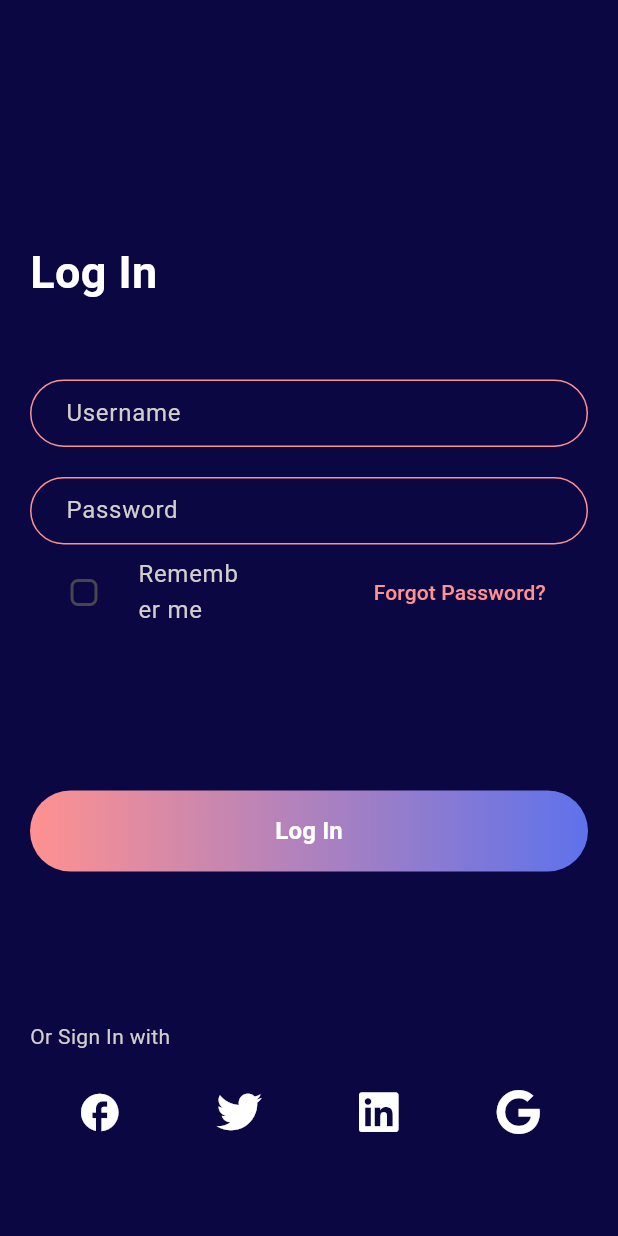
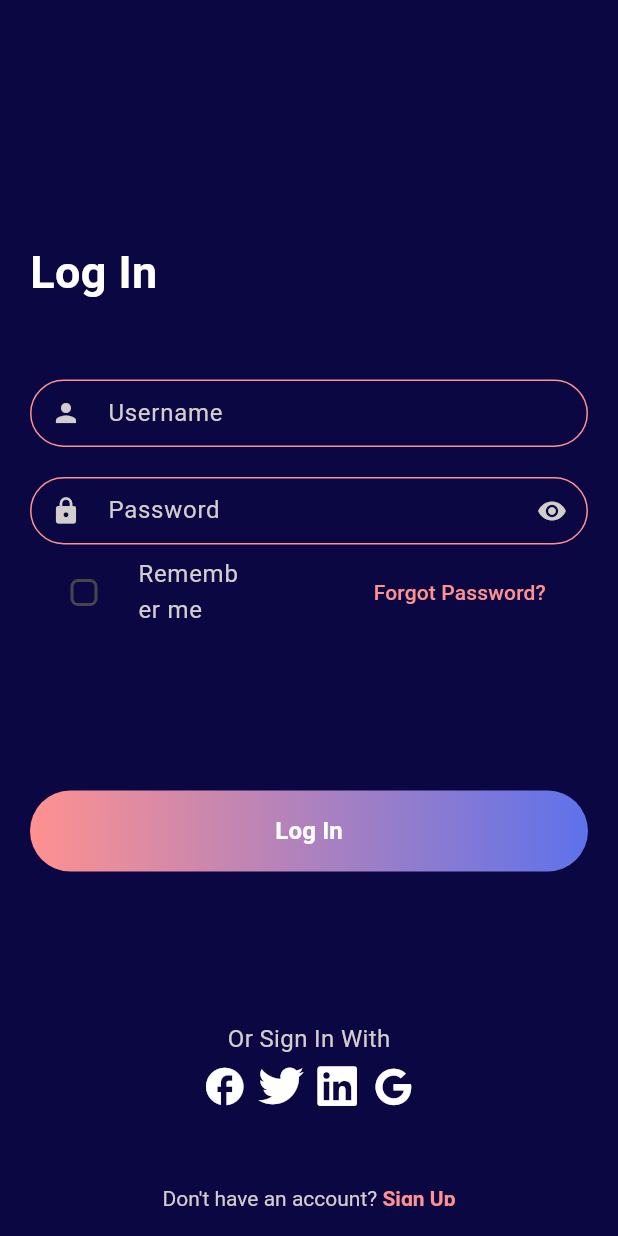
Before and after one commit to ZigaLarissa/money_management_app, a Flutter app: the screen it shows after launch, on a phone screen of 412 x 824 dp. Run offline on Flutter 3.47's test engine with Material 3 defaults, Android fonts, the phone set to English and light mode, and no system bars; drawn by our look-alikes of getwidget; our stand-ins replace flutter_social_button, font_awesome_flutter.

Commit message:
Socials alignements, textfield icons, and password visibility

```diff
--- a/cashapp/lib/screens/siginin.dart
+++ b/cashapp/lib/screens/siginin.dart
@@ -12,6 +12,14 @@ class SignIn extends StatefulWidget {
 }
 
 class _SignInState extends State<SignIn> {
+  bool passwordVisible = false;
+
+  @override
+  void initState() {
+    super.initState();
+    passwordVisible = true;
+  }
+
   @override
   Widget build(BuildContext context) {
     return Scaffold(
@@ -42,6 +50,11 @@ class _SignInState extends State<SignIn> {
                           color: Color(0xFFD2CECE), fontSize: 14),
                       decoration: const InputDecoration(
                         labelText: 'Username',
+                        prefixIcon: Icon(
+                          Icons.person,
+                          color: Color(0xFFD2CECE),
+                          size: 20,
+                        ),
                         labelStyle: TextStyle(color: Color(0xFFD2CECE)),
                         focusedBorder: OutlineInputBorder(
                           borderRadius: BorderRadius.all(Radius.circular(50)),
@@ -58,22 +71,42 @@ class _SignInState extends State<SignIn> {
                     ),
                     const SizedBox(height: 20),
                     TextFormField(
+                      obscureText: passwordVisible,
                       style: const TextStyle(
                           color: Color(0xFFD2CECE), fontSize: 14),
-                      decoration: const InputDecoration(
+                      decoration: InputDecoration(
                         labelText: 'Password',
-                        labelStyle: TextStyle(color: Color(0xFFD2CECE)),
-                        focusedBorder: OutlineInputBorder(
+                        prefixIcon: const Icon(
+                          Icons.lock,
+                          color: Color(0xFFD2CECE),
+                          size: 20,
+                        ),
+                        labelStyle: const TextStyle(color: Color(0xFFD2CECE)),
+                        suffixIcon: IconButton(
+                          icon: Icon(
+                            passwordVisible
+                                ? Icons.visibility
+                                : Icons.visibility_off,
+                            color: const Color(0xFFD2CECE),
+                            size: 20,
+                          ),
+                          onPressed: () {
+                            setState(() {
+                              passwordVisible = !passwordVisible;
+                            });
+                          },
+                        ),
+                        focusedBorder: const OutlineInputBorder(
                           borderRadius: BorderRadius.all(Radius.circular(50)),
                           borderSide: BorderSide(color: Colors.white, width: 2),
                         ),
-                        enabledBorder: OutlineInputBorder(
+                        enabledBorder: const OutlineInputBorder(
                           borderRadius: BorderRadius.all(Radius.circular(50)),
                           borderSide: BorderSide(color: Color(0xFFFF9190)),
                         ),
-                        contentPadding: EdgeInsets.only(left: 20),
+                        contentPadding: const EdgeInsets.only(left: 20),
                         constraints:
-                            BoxConstraints(maxHeight: 45, minHeight: 45),
+                            const BoxConstraints(maxHeight: 45, minHeight: 45),
                       ),
                     ),
                     //const SizedBox(height: 10),
@@ -143,15 +176,22 @@ class _SignInState extends State<SignIn> {
                 ),
               ),
               const SizedBox(height: 100),
-              const Text(
-                'Or Sign In with',
+              Container(
+                alignment: Alignment.center,
+                child: const Text(
+                  'Or Sign In With',
                   style: TextStyle(
                     color: Color(0xFFD2CECE),
-                  fontSize: 14,
+                    fontSize: 16,
                   ),
                 ),
-              const SizedBox(height: 20),
-              Row(
+              ),
+              //const SizedBox(height: 10),
+              Container(
+                alignment: Alignment.center,
+                child: SizedBox(
+                  width: 150,
+                  child: Row(
                     mainAxisAlignment: MainAxisAlignment.center,
                     children: [
                       Expanded(
@@ -196,13 +236,15 @@ class _SignInState extends State<SignIn> {
                           icon: const Icon(
                             FontAwesomeIcons.google,
                             color: Colors.white,
-                        size: 30,
+                            size: 25,
                           ),
                           type: GFButtonType.transparent,
                           shape: GFIconButtonShape.standard,
                         ),
                       ),
                     ],
+                  ),
+                ),
               ),
               const SizedBox(height: 30),
               Container(
```
Lines whose indentation alone changed are shown as unchanged.
